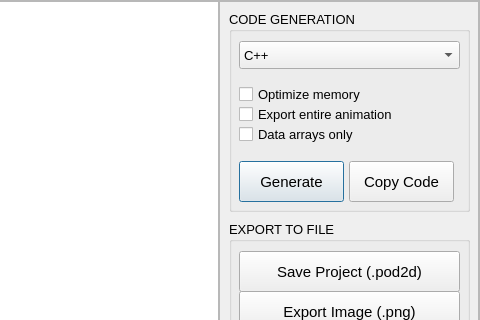
Above: POD2d/exportdialog.ui from ilertwo/POD2d before the change; both pictures show x 230 to 710 and y 0 to 320 of the 710 by 465 pixel window. Below: the same form after it.
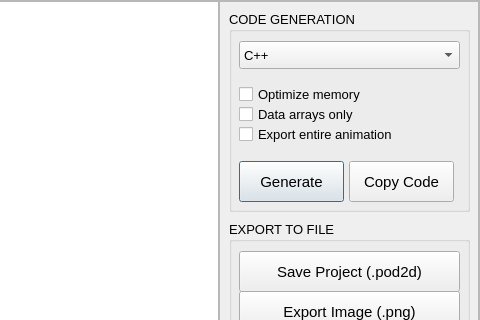
That is the form after the change.

Commit message: feat(ui): add tool cursors, reset defaults, and style disabled states

```diff
--- a/POD2d/exportdialog.ui
+++ b/POD2d/exportdialog.ui
@@ -153,7 +153,7 @@
           <property name="geometry">
            <rect>
             <x>10</x>
-            <y>90</y>
+            <y>110</y>
             <width>221</width>
             <height>26</height>
            </rect>
@@ -216,7 +216,7 @@
           <property name="geometry">
            <rect>
             <x>10</x>
-            <y>110</y>
+            <y>90</y>
             <width>191</width>
             <height>26</height>
            </rect>
```
The commit also changes 6 other files.
